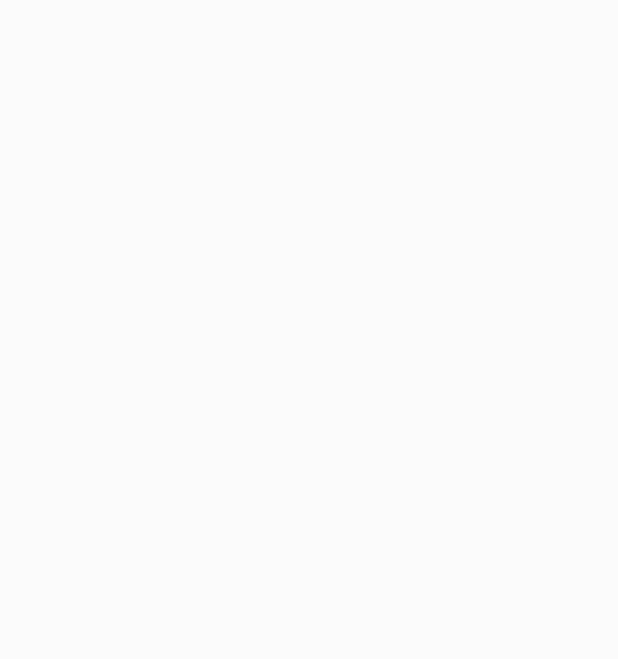
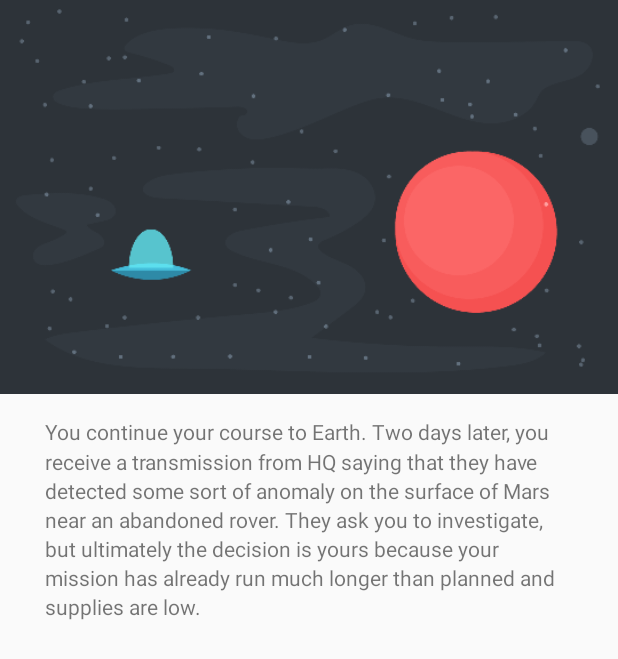
Before and after one commit to d-jeong/InteractiveStory, an Android app: the StoryActivity screen opened directly, with no data from a screen before it, on a phone screen of 412 x 824 dp. Before the commit the part shown is empty. Shown: the top 659 px of the screen. Run offline under Robolectric (Android 15) with nearby library versions, the phone set to English and light mode, and no system bars.

Commit message:
Added ImageView and TextView to the story activity

```diff
--- a/app/src/main/java/com/davidjeong/interactivestory/model/Page.java
+++ b/app/src/main/java/com/davidjeong/interactivestory/model/Page.java
@@ -16,7 +16,6 @@ public class Page {
 
     public Page(int imageId, String text) {
         mImageId = imageId;
-
         mText = text;
         mChoice1 = null;
         mChoice2 = null;
--- a/app/src/main/res/layout/activity_story.xml
+++ b/app/src/main/res/layout/activity_story.xml
@@ -4,10 +4,31 @@
     xmlns:tools="http://schemas.android.com/tools"
     android:layout_width="match_parent"
     android:layout_height="match_parent"
-    android:paddingBottom="@dimen/activity_vertical_margin"
-    android:paddingLeft="@dimen/activity_horizontal_margin"
-    android:paddingRight="@dimen/activity_horizontal_margin"
-    android:paddingTop="@dimen/activity_vertical_margin"
     tools:context=".ui.StoryActivity">
 
+    <ImageView
+        android:layout_width="match_parent"
+        android:layout_height="wrap_content"
+        android:id="@+id/storyImageView"
+        android:layout_alignParentTop="true"
+        android:layout_alignParentLeft="true"
+        android:layout_alignParentStart="true"
+        android:src="@drawable/page0"
+        android:layout_alignParentBottom="false"
+        android:layout_alignParentRight="false"
+        android:scaleType="fitXY"
+        android:adjustViewBounds="true"/>
+
+    <TextView
+        android:layout_width="match_parent"
+        android:layout_height="wrap_content"
+        android:text="You continue your course to Earth. Two days later, you receive a transmission from HQ saying that they have detected some sort of anomaly on the surface of Mars near an abandoned rover. They ask you to investigate, but ultimately the decision is yours because your mission has already run much longer than planned and supplies are low."
+        android:id="@+id/storyTextView"
+        android:layout_below="@+id/storyImageView"
+        android:layout_alignLeft="@+id/storyImageView"
+        android:layout_alignStart="@+id/storyImageView"
+        android:paddingLeft="30dp"
+        android:paddingTop="15dp"
+        android:paddingRight="30dp"
+        android:lineSpacingMultiplier="1.2"/>
 </RelativeLayout>
```
